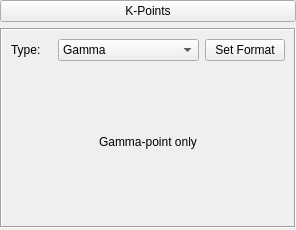
First picture: the form in gui/qt/mainwidgets/molwidget_aux/kpointwidget.ui, repository sgsaenger/vipster, before the edit.
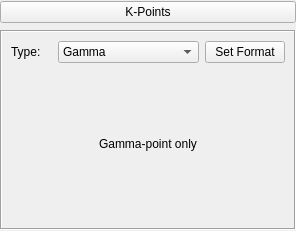
Second picture: the form after the edit.

The edit to the form file:
```diff
--- a/gui/qt/mainwidgets/molwidget_aux/kpointwidget.ui
+++ b/gui/qt/mainwidgets/molwidget_aux/kpointwidget.ui
@@ -7,9 +7,15 @@
     <x>0</x>
     <y>0</y>
     <width>296</width>
-    <height>230</height>
+    <height>231</height>
    </rect>
   </property>
+  <property name="sizePolicy">
+   <sizepolicy hsizetype="Preferred" vsizetype="Fixed">
+    <horstretch>0</horstretch>
+    <verstretch>0</verstretch>
+   </sizepolicy>
+  </property>
   <layout class="QVBoxLayout" name="verticalLayout">
    <property name="leftMargin">
     <number>0</number>
```
Left out of the diff: 16 changed lines with no effect on the pictures.
